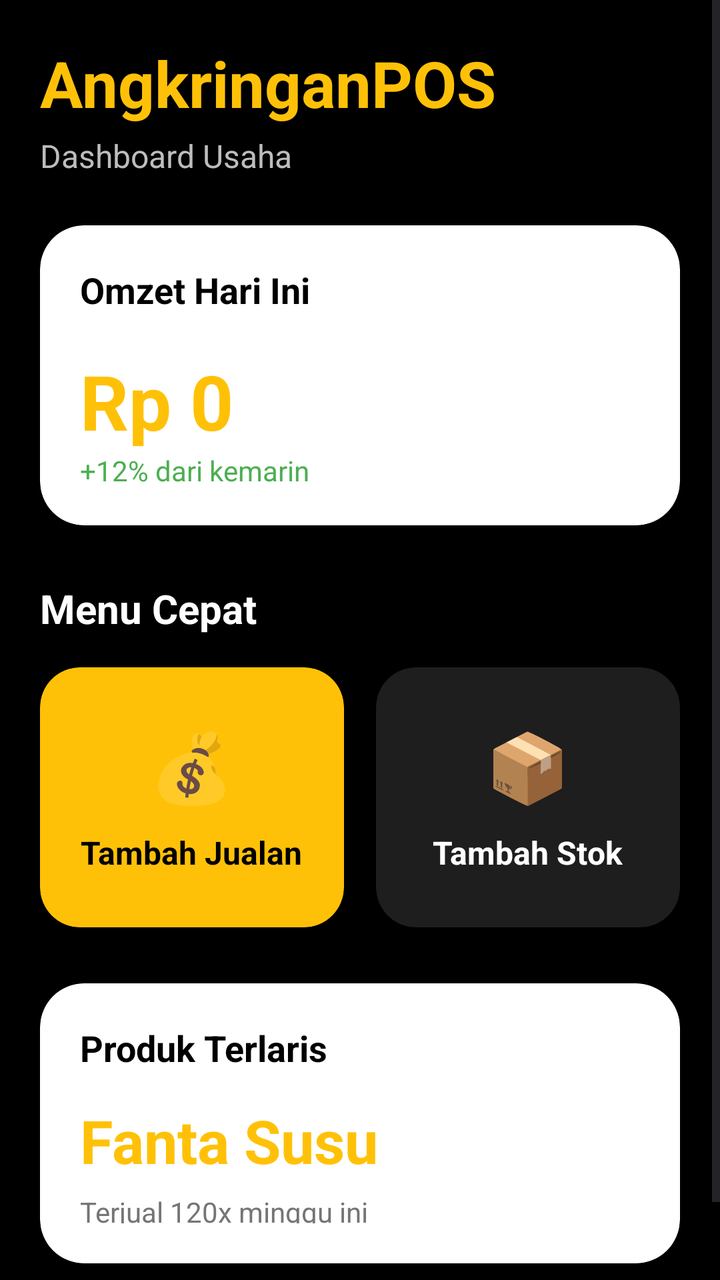
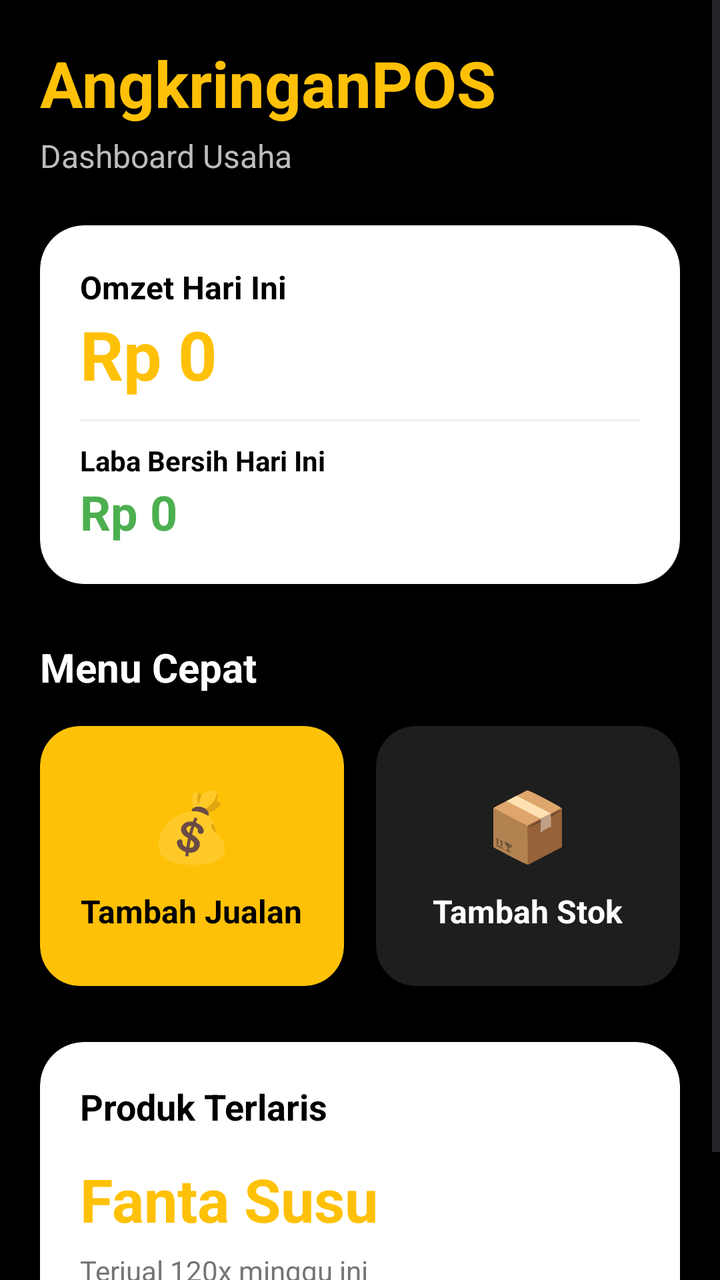

The first picture is an Android layout as it rendered before a commit; the second is the same layout after the commit. The layout source and the unified diff follow.
<!-- AndroidManifest.xml: application theme Theme.AngkringanPOS -->
<!-- res/layout/activity_main.xml -->
<?xml version="1.0" encoding="utf-8"?>
<ScrollView xmlns:android="http://schemas.android.com/apk/res/android"
    xmlns:app="http://schemas.android.com/apk/res-auto"
    android:layout_width="match_parent"
    android:layout_height="match_parent"
    android:background="#000000">

    <LinearLayout
        android:layout_width="match_parent"
        android:layout_height="wrap_content"
        android:orientation="vertical"
        android:padding="20dp">

        <TextView
            android:layout_width="wrap_content"
            android:layout_height="wrap_content"
            android:text="AngkringanPOS"
            android:textColor="#FFC107"
            android:textStyle="bold"
            android:textSize="32sp" />

        <TextView
            android:layout_width="wrap_content"
            android:layout_height="wrap_content"
            android:text="Dashboard Usaha"
            android:textColor="#BDBDBD"
            android:textSize="16sp"
            android:layout_marginTop="4dp"/>

        <androidx.cardview.widget.CardView
            android:layout_width="match_parent"
            android:layout_height="150dp"
            android:layout_marginTop="24dp"
            app:cardCornerRadius="22dp"
            app:cardElevation="6dp"
            app:cardBackgroundColor="#FFFFFF">

            <LinearLayout
                android:layout_width="match_parent"
                android:layout_height="match_parent"
                android:orientation="vertical"
                android:padding="20dp">

                <TextView
                    android:layout_width="wrap_content"
                    android:layout_height="wrap_content"
                    android:text="Omzet Hari Ini"
                    android:textColor="#000000"
                    android:textSize="18sp"
                    android:textStyle="bold"/>

                <TextView
                    android:id="@+id/tvOmzetHariIni"
                    android:layout_width="wrap_content"
                    android:layout_height="wrap_content"
                    android:layout_marginTop="18dp"
                    android:text="Rp 0"
                    android:textColor="#FFC107"
                    android:textSize="38sp"
                    android:textStyle="bold" />

                <TextView
                    android:layout_width="wrap_content"
                    android:layout_height="wrap_content"
                    android:layout_marginTop="0dp"
                    android:text="+12% dari kemarin"
                    android:textColor="#4CAF50"
                    android:textSize="14sp" />

            </LinearLayout>
        </androidx.cardview.widget.CardView>

        <TextView
            android:layout_width="wrap_content"
            android:layout_height="wrap_content"
            android:text="Menu Cepat"
            android:textColor="#FFFFFF"
            android:textStyle="bold"
            android:textSize="20sp"
            android:layout_marginTop="28dp"/>

        <LinearLayout
            android:layout_width="match_parent"
            android:layout_height="wrap_content"
            android:orientation="horizontal"
            android:layout_marginTop="16dp">

            <androidx.cardview.widget.CardView
                android:id="@+id/btnTambahJualan"
                android:layout_width="0dp"
                android:layout_height="130dp"
                android:layout_weight="1"
                app:cardCornerRadius="20dp"
                app:cardBackgroundColor="#FFC107"
                android:foreground="?android:attr/selectableItemBackground"
                android:clickable="true"
                android:focusable="true">

                <LinearLayout
                    android:layout_width="match_parent"
                    android:layout_height="match_parent"
                    android:gravity="center"
                    android:orientation="vertical">

                    <TextView
                        android:layout_width="wrap_content"
                        android:layout_height="wrap_content"
                        android:text="💰"
                        android:textSize="34sp"/>

                    <TextView
                        android:layout_width="wrap_content"
                        android:layout_height="wrap_content"
                        android:text="Tambah Jualan"
                        android:textColor="#000000"
                        android:textStyle="bold"
                        android:textSize="16sp"
                        android:layout_marginTop="10dp"/>

                </LinearLayout>
            </androidx.cardview.widget.CardView>

            <Space
                android:layout_width="16dp"
                android:layout_height="wrap_content"/>

            <androidx.cardview.widget.CardView
                android:id="@+id/btnTambahStok"
                android:layout_width="0dp"
                android:layout_height="130dp"
                android:layout_weight="1"
                app:cardCornerRadius="20dp"
                app:cardBackgroundColor="#1E1E1E"
                android:foreground="?android:attr/selectableItemBackground"
                android:clickable="true"
                android:focusable="true">

                <LinearLayout
                    android:layout_width="match_parent"
                    android:layout_height="match_parent"
                    android:gravity="center"
                    android:orientation="vertical">

                    <TextView
                        android:layout_width="wrap_content"
                        android:layout_height="wrap_content"
                        android:text="📦"
                        android:textSize="34sp"/>

                    <TextView
                        android:layout_width="wrap_content"
                        android:layout_height="wrap_content"
                        android:text="Tambah Stok"
                        android:textColor="#FFFFFF"
                        android:textStyle="bold"
                        android:textSize="16sp"
                        android:layout_marginTop="10dp"/>

                </LinearLayout>
            </androidx.cardview.widget.CardView>

        </LinearLayout>

        <androidx.cardview.widget.CardView
            android:layout_width="match_parent"
            android:layout_height="140dp"
            android:layout_marginTop="28dp"
            app:cardCornerRadius="22dp"
            app:cardElevation="6dp"
            app:cardBackgroundColor="#FFFFFF">

            <LinearLayout
                android:layout_width="match_parent"
                android:layout_height="match_parent"
                android:orientation="vertical"
                android:padding="20dp">

                <TextView
                    android:layout_width="wrap_content"
                    android:layout_height="wrap_content"
                    android:text="Produk Terlaris"
                    android:textColor="#000000"
                    android:textStyle="bold"
                    android:textSize="18sp"/>

                <TextView
                    android:layout_width="wrap_content"
                    android:layout_height="wrap_content"
                    android:text="Fanta Susu"
                    android:textColor="#FFC107"
                    android:textStyle="bold"
                    android:textSize="30sp"
                    android:layout_marginTop="14dp"/>

                <TextView
                    android:layout_width="wrap_content"
                    android:layout_height="wrap_content"
                    android:text="Terjual 120x minggu ini"
                    android:textColor="#757575"
                    android:textSize="14sp"
                    android:layout_marginTop="6dp"/>

            </LinearLayout>
        </androidx.cardview.widget.CardView>

        <com.google.android.material.bottomnavigation.BottomNavigationView
            android:id="@+id/bottomNav"
            android:layout_width="match_parent"
            android:layout_height="wrap_content"
            android:layout_marginTop="30dp"
            android:background="#FFFFFF"
            app:itemIconTint="#FFC107"
            app:itemTextColor="#000000"
            app:menu="@menu/bottom_menu"/>

    </LinearLayout>
</ScrollView>
<!-- resources referenced by this layout -->
<resources>
  <style name="Theme.AngkringanPOS" parent="Base.Theme.AngkringanPOS" />
  <style name="Base.Theme.AngkringanPOS" parent="Theme.Material3.DayNight.NoActionBar">
          
          
      </style>
</resources>

<!-- the commit's change to res/layout/activity_main.xml (unified diff, before → after) -->
@@ -3,13 +3,15 @@
     xmlns:app="http://schemas.android.com/apk/res-auto"
     android:layout_width="match_parent"
     android:layout_height="match_parent"
-    android:background="#000000">
+    android:background="#000000"
+    android:fillViewport="true">
 
     <LinearLayout
         android:layout_width="match_parent"
         android:layout_height="wrap_content"
         android:orientation="vertical"
-        android:padding="20dp">
+        android:padding="20dp"
+        android:paddingBottom="100dp">
 
         <TextView
             android:layout_width="wrap_content"
@@ -29,7 +31,7 @@
 
         <androidx.cardview.widget.CardView
             android:layout_width="match_parent"
-            android:layout_height="150dp"
+            android:layout_height="wrap_content"
             android:layout_marginTop="24dp"
             app:cardCornerRadius="22dp"
             app:cardElevation="6dp"
@@ -37,7 +39,7 @@
 
             <LinearLayout
                 android:layout_width="match_parent"
-                android:layout_height="match_parent"
+                android:layout_height="wrap_content"
                 android:orientation="vertical"
                 android:padding="20dp">
 
@@ -46,26 +48,41 @@
                     android:layout_height="wrap_content"
                     android:text="Omzet Hari Ini"
                     android:textColor="#000000"
-                    android:textSize="18sp"
+                    android:textSize="16sp"
                     android:textStyle="bold"/>
 
                 <TextView
                     android:id="@+id/tvOmzetHariIni"
                     android:layout_width="wrap_content"
                     android:layout_height="wrap_content"
-                    android:layout_marginTop="18dp"
                     android:text="Rp 0"
                     android:textColor="#FFC107"
-                    android:textSize="38sp"
-                    android:textStyle="bold" />
-
-                <TextView
-                    android:layout_width="wrap_content"
-                    android:layout_height="wrap_content"
-                    android:layout_marginTop="0dp"
-                    android:text="+12% dari kemarin"
+                    android:textStyle="bold"
+                    android:textSize="34sp" />
+
+                <View
+                    android:layout_width="match_parent"
+                    android:layout_height="1dp"
+                    android:background="#EEEEEE"
+                    android:layout_marginTop="10dp"
+                    android:layout_marginBottom="10dp"/>
+
+                <TextView
+                    android:layout_width="wrap_content"
+                    android:layout_height="wrap_content"
+                    android:text="Laba Bersih Hari Ini"
+                    android:textColor="#000000"
+                    android:textSize="14sp"
+                    android:textStyle="bold"/>
+
+                <TextView
+                    android:id="@+id/tvLabaHariIni"
+                    android:layout_width="wrap_content"
+                    android:layout_height="wrap_content"
+                    android:text="Rp 0"
                     android:textColor="#4CAF50"
-                    android:textSize="14sp" />
+                    android:textStyle="bold"
+                    android:textSize="24sp"/>
 
             </LinearLayout>
         </androidx.cardview.widget.CardView>
@@ -95,19 +112,16 @@
                 android:foreground="?android:attr/selectableItemBackground"
                 android:clickable="true"
                 android:focusable="true">
-
                 <LinearLayout
                     android:layout_width="match_parent"
                     android:layout_height="match_parent"
                     android:gravity="center"
                     android:orientation="vertical">
-
                     <TextView
                         android:layout_width="wrap_content"
                         android:layout_height="wrap_content"
                         android:text="💰"
                         android:textSize="34sp"/>
-
                     <TextView
                         android:layout_width="wrap_content"
                         android:layout_height="wrap_content"
@@ -116,7 +130,6 @@
                         android:textStyle="bold"
                         android:textSize="16sp"
                         android:layout_marginTop="10dp"/>
-
                 </LinearLayout>
             </androidx.cardview.widget.CardView>
 
@@ -134,19 +147,16 @@
                 android:foreground="?android:attr/selectableItemBackground"
                 android:clickable="true"
                 android:focusable="true">
-
                 <LinearLayout
                     android:layout_width="match_parent"
                     android:layout_height="match_parent"
                     android:gravity="center"
                     android:orientation="vertical">
-
                     <TextView
                         android:layout_width="wrap_content"
                         android:layout_height="wrap_content"
                         android:text="📦"
                         android:textSize="34sp"/>
-
                     <TextView
                         android:layout_width="wrap_content"
                         android:layout_height="wrap_content"
@@ -155,10 +165,8 @@
                         android:textStyle="bold"
                         android:textSize="16sp"
                         android:layout_marginTop="10dp"/>
-
                 </LinearLayout>
             </androidx.cardview.widget.CardView>
-
         </LinearLayout>
 
         <androidx.cardview.widget.CardView
@@ -168,13 +176,11 @@
             app:cardCornerRadius="22dp"
             app:cardElevation="6dp"
             app:cardBackgroundColor="#FFFFFF">
-
             <LinearLayout
                 android:layout_width="match_parent"
                 android:layout_height="match_parent"
                 android:orientation="vertical"
                 android:padding="20dp">
-
                 <TextView
                     android:layout_width="wrap_content"
                     android:layout_height="wrap_content"
@@ -182,7 +188,6 @@
                     android:textColor="#000000"
                     android:textStyle="bold"
                     android:textSize="18sp"/>
-
                 <TextView
                     android:layout_width="wrap_content"
                     android:layout_height="wrap_content"
@@ -191,7 +196,6 @@
                     android:textStyle="bold"
                     android:textSize="30sp"
                     android:layout_marginTop="14dp"/>
-
                 <TextView
                     android:layout_width="wrap_content"
                     android:layout_height="wrap_content"
@@ -199,7 +203,6 @@
                     android:textColor="#757575"
                     android:textSize="14sp"
                     android:layout_marginTop="6dp"/>
-
             </LinearLayout>
         </androidx.cardview.widget.CardView>
 
